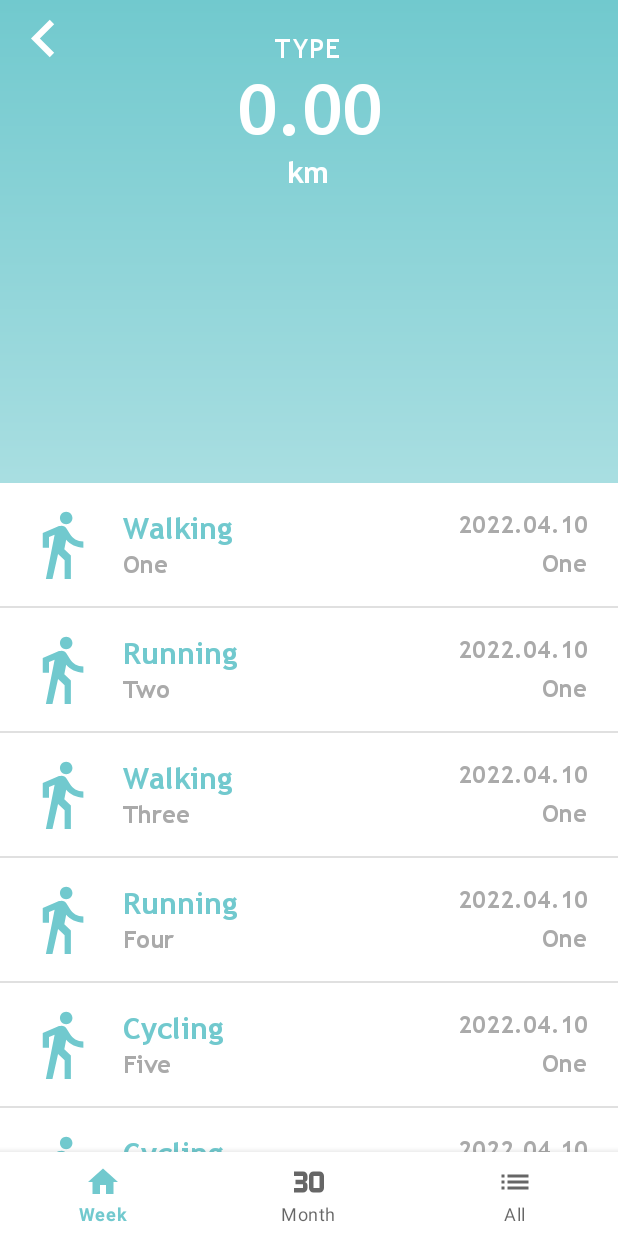
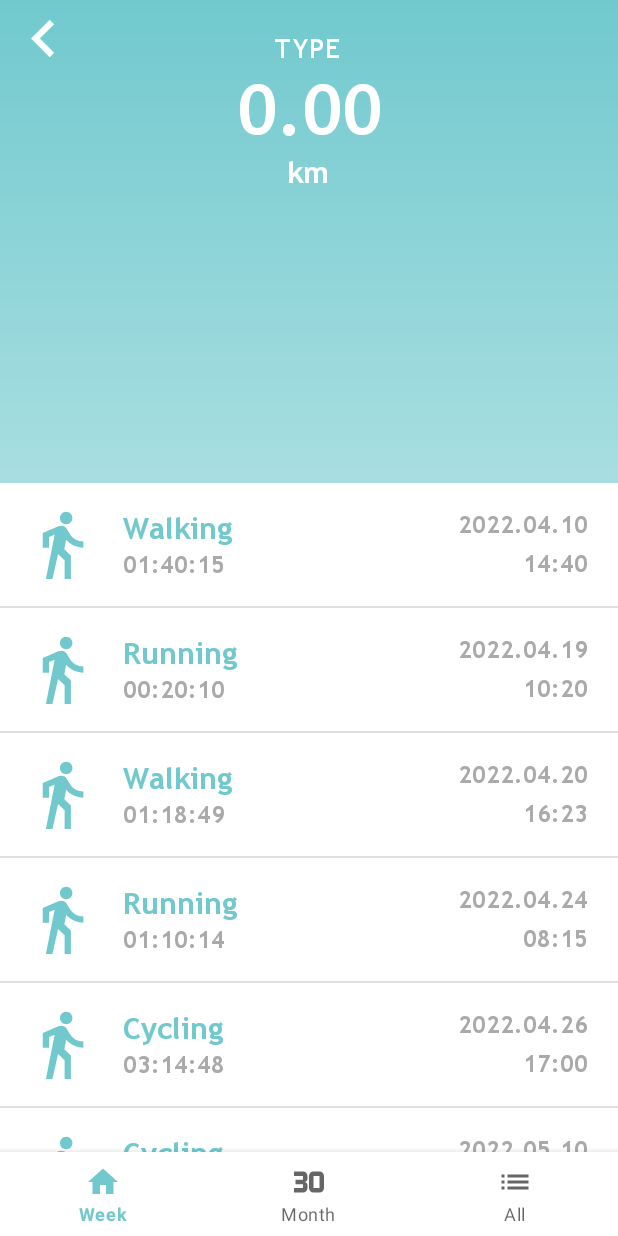
Before and after one commit to Track-io-BME/MainApp, an Android app: the WorkoutHistoryFragment screen opened through its navigation route, on a phone screen of 412 x 824 dp. Run offline under Robolectric (Android 15) with nearby library versions, the phone set to English and light mode, and no system bars; our stand-ins replace navigation-ui.

Commit message:
workoutHistory adatok

```diff
--- a/app/src/main/java/hu/bme/aut/android/trackio/ui/workouthistory/WorkoutHistoryFragment.kt
+++ b/app/src/main/java/hu/bme/aut/android/trackio/ui/workouthistory/WorkoutHistoryFragment.kt
@@ -38,21 +38,12 @@ class WorkoutHistoryFragment : Fragment() {
         super.onViewCreated(view, savedInstanceState)
 
         var recyclerViewData = listOf<RecyclerViewData>()
-        recyclerViewData = recyclerViewData + RecyclerViewData("Walking", "One", "One", "2022.04.10")
-        recyclerViewData = recyclerViewData + RecyclerViewData("Running", "Two","One", "2022.04.10")
-        recyclerViewData = recyclerViewData + RecyclerViewData("Walking", "Three","One","2022.04.10")
-        recyclerViewData = recyclerViewData + RecyclerViewData("Running", "Four","One","2022.04.10")
-        recyclerViewData = recyclerViewData + RecyclerViewData("Cycling", "Five","One","2022.04.10")
-        recyclerViewData = recyclerViewData + RecyclerViewData("Cycling", "Six","One","2022.04.10")
-        recyclerViewData = recyclerViewData + RecyclerViewData("Walking", "Seven","One","2022.04.10")
-        recyclerViewData = recyclerViewData + RecyclerViewData("Cycling", "Eight","One","2022.04.10")
-        recyclerViewData = recyclerViewData + RecyclerViewData("Running", "Nine", "One","2022.04.10")
-        recyclerViewData = recyclerViewData + RecyclerViewData("Walking", "Ten","One","2022.04.10")
-        recyclerViewData = recyclerViewData + RecyclerViewData("Walking", "Eleven","One","2022.04.10")
-        recyclerViewData = recyclerViewData + RecyclerViewData("Cycling", "Twelve","One","2022.04.10")
-        recyclerViewData = recyclerViewData + RecyclerViewData("Cycling", "Thirteen","One","2022.04.10")
-        recyclerViewData = recyclerViewData + RecyclerViewData("Walking", "Fourteen","One","2022.04.10")
-        recyclerViewData = recyclerViewData + RecyclerViewData("Running", "Fifteen","One","2022.04.10")
+        recyclerViewData = recyclerViewData + RecyclerViewData("Walking", "01:40:15", "14:40", "2022.04.10")
+        recyclerViewData = recyclerViewData + RecyclerViewData("Running", "00:20:10","10:20", "2022.04.19")
+        recyclerViewData = recyclerViewData + RecyclerViewData("Walking", "01:18:49","16:23","2022.04.20")
+        recyclerViewData = recyclerViewData + RecyclerViewData("Running", "01:10:14","08:15","2022.04.24")
+        recyclerViewData = recyclerViewData + RecyclerViewData("Cycling", "03:14:48","17:00","2022.04.26")
+        recyclerViewData = recyclerViewData + RecyclerViewData("Cycling", "02:56:33","09:04","2022.05.10")
 
         // create a vertical layout manager
         val layoutManager = LinearLayoutManager(requireContext(),LinearLayoutManager.VERTICAL, false)
```
